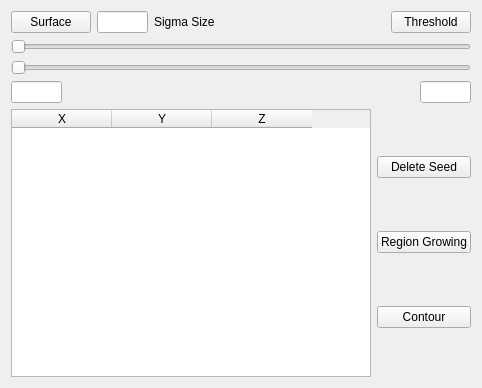
Old version of the form SkinVolumeSegmentationWidget.ui in the repository FubuFabian/SkinSegmentation.
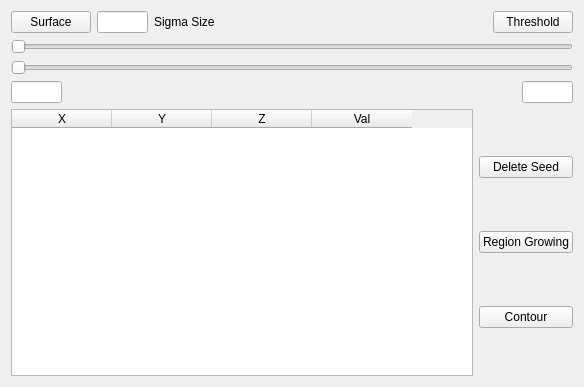
New version of the form.

Commit message: 3D segmentation

The edit to the form file:
```diff
--- a/SkinVolumeSegmentationWidget.ui
+++ b/SkinVolumeSegmentationWidget.ui
@@ -6,8 +6,8 @@
    <rect>
     <x>0</x>
     <y>0</y>
-    <width>482</width>
-    <height>388</height>
+    <width>584</width>
+    <height>387</height>
    </rect>
   </property>
   <property name="windowTitle">
@@ -70,6 +70,11 @@
          <string>Z</string>
         </property>
        </column>
+       <column>
+        <property name="text">
+         <string>Val</string>
+        </property>
+       </column>
       </widget>
      </item>
      <item>
```
Left out of the diff: 125 changed lines with no effect on the pictures. The commit also changes 16 other files.
